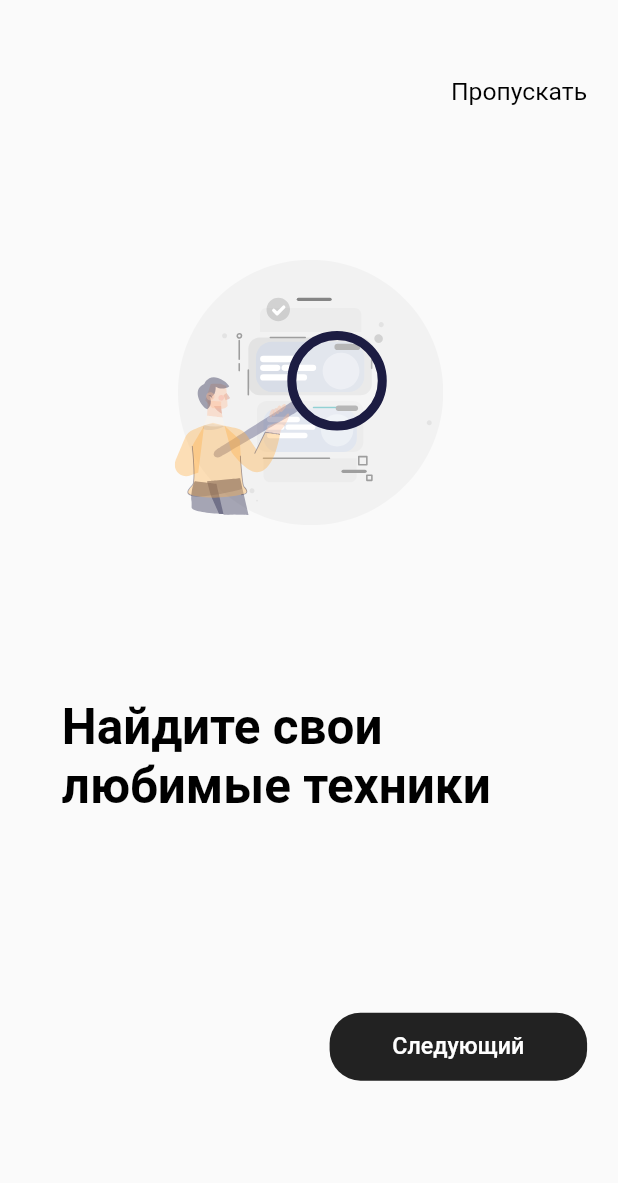
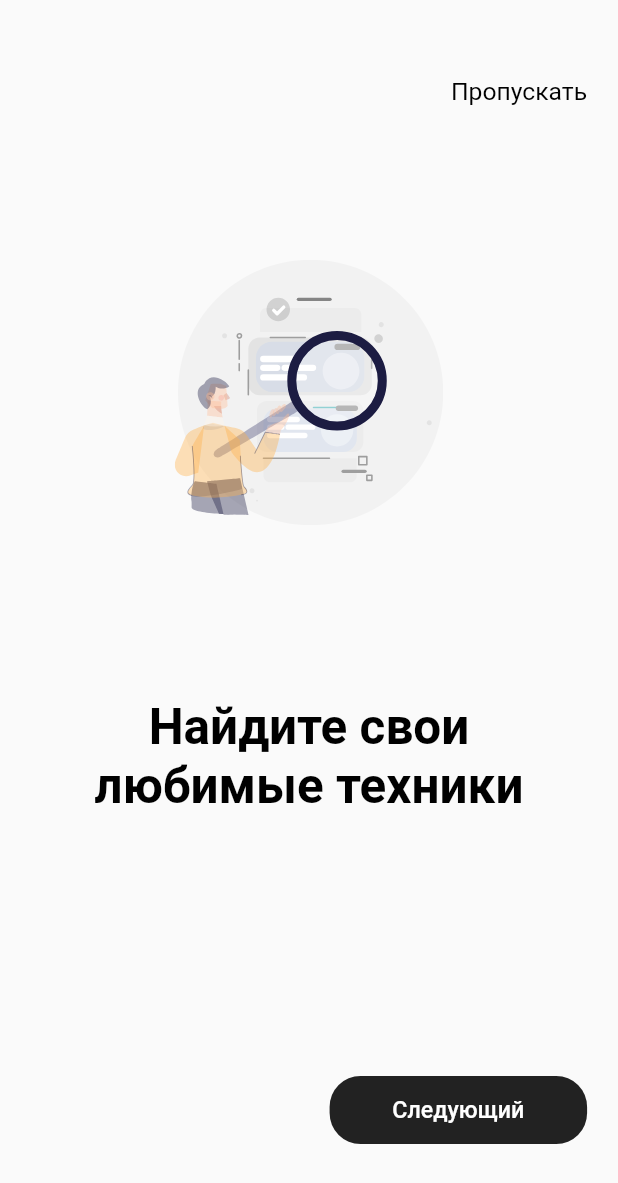
Before and after one commit to Ibrokihimbek/Ishonch-571, a Flutter app: the screen it shows after launch, on a phone screen of 412 x 824 dp. Shown: the top 1183 px of the screen. Run offline on Flutter 3.47's test engine with Material 2 defaults, Android fonts, the phone set to English and light mode, and no system bars; our stand-ins replace bloc, connectivity_plus, easy_localization, equatable, flutter_bloc, flutter_screenutil and 4 more.

Commit message:
update on boarding add product page

```diff
--- a/lib/screens/app_router.dart
+++ b/lib/screens/app_router.dart
@@ -1,13 +1,14 @@
 import 'package:flutter/material.dart';
 import 'package:ishonch/screens/bottom_nav/bottom_nav_page.dart';
-import 'package:ishonch/screens/onbording/onbording_page.dart';
+import 'package:ishonch/screens/bottom_nav/home/product_by_category/product_by_category.dart';
+import 'package:ishonch/screens/on_bording/on_bording_page.dart';
 import 'package:ishonch/screens/splash/splash_page.dart';
 
 abstract class RouteName {
   static const bottomNavigation = 'bottomNavigation';
   static const splash = 'splash';
   static const onbording = 'onbording';
-  // static const register = 'register';
+  static const productByCategory = 'productByCategory';
   // static const forgot = 'forgot';
   // static const home = 'home';
   // static const productInfo = 'productInfo';
@@ -16,6 +17,7 @@ abstract class RouteName {
   // static const successPayment = 'successPayment';
   // static const profile = 'profile';
 }
+
 class AppRoutes {
   static Route generateRoute(RouteSettings settings) {
     switch (settings.name) {
@@ -23,8 +25,8 @@ class AppRoutes {
         return MaterialPageRoute(builder: (_) => SplashPage());
       case RouteName.onbording:
         return MaterialPageRoute(builder: (_) => OnboardinPage());
-      // case RoutName.register:
-      //   return MaterialPageRoute(builder: (_) => RegisterPage());
+      case RouteName.productByCategory:
+        return MaterialPageRoute(builder: (_) => ProductByCategory());
       // case RoutName.forgot:
       //   return MaterialPageRoute(builder: (_) => ForgotPage());
       case RouteName.bottomNavigation:
--- /dev/null
+++ b/lib/screens/on_bording/on_bording_page.dart
@@ -0,0 +1,124 @@
+import 'package:easy_localization/easy_localization.dart';
+import 'package:flutter/material.dart';
+import 'package:flutter_screenutil/flutter_screenutil.dart';
+import 'package:ishonch/data/models/onbording_model/onbording_model.dart';
+import 'package:ishonch/data/storage_repository/storage_repository.dart';
+import 'package:ishonch/screens/app_router.dart';
+import 'package:ishonch/screens/on_bording/widgets/on_boarding_item.dart';
+import 'package:ishonch/utils/app_colors.dart';
+import 'package:ishonch/utils/text_style.dart';
+import 'package:shared_preferences/shared_preferences.dart';
+
+class OnboardinPage extends StatefulWidget {
+  const OnboardinPage({super.key});
+
+  @override
+  State<OnboardinPage> createState() => _OnboardinPageState();
+}
+
+int currentIndex = 0;
+PageController pageController = PageController();
+String nextButton = 'Keyingi'.tr();
+
+class _OnboardinPageState extends State<OnboardinPage> {
+  @override
+  Widget build(BuildContext context) {
+    return Scaffold(
+      body: SingleChildScrollView(
+        physics: const BouncingScrollPhysics(),
+        child: Column(
+          crossAxisAlignment: CrossAxisAlignment.start,
+          children: [
+            SizedBox(height: 50.h),
+            Row(
+              children: [
+                const Spacer(),
+                Padding(
+                  padding: const EdgeInsets.symmetric(horizontal: 20).r,
+                  child: InkWell(
+                    onTap: () {
+                      saveLogin(context);
+                    },
+                    child: Text(
+                      'Oʻtkazib yuborish'.tr(),
+                      style: fontRobotoW400(appcolor: AppColors.black)
+                          .copyWith(fontSize: 16.sp),
+                    ),
+                  ),
+                ),
+              ],
+            ),
+            SizedBox(height: 18.h),
+            SizedBox(
+              width: double.infinity,
+              height: 600.h,
+              child: PageView.builder(
+                onPageChanged: (index) {
+                  setState(() {
+                    currentIndex = index;
+                    if (currentIndex == 2) {
+                      nextButton = 'Boshlash'.tr();
+                    } else {
+                      nextButton = 'Keyingi'.tr();
+                    }
+                  });
+                },
+                physics: const BouncingScrollPhysics(),
+                controller: pageController,
+                itemCount: OnboardingModel.onboard.length,
+                itemBuilder: (BuildContext context, int index) {
+                  return OnBoardingItem(
+                      onboard: OnboardingModel.onboard[index]);
+                },
+              ),
+            ),
+            SizedBox(height: 10.h),
+            Padding(
+              padding: const EdgeInsets.symmetric(horizontal: 20).r,
+              child: Row(
+                children: [
+                  const Spacer(),
+                  InkWell(
+                    onTap: () {
+                      if (currentIndex == 1) {
+                        nextButton = 'Boshlash'.tr();
+                      }
+                      if (currentIndex == 2) {
+                        saveLogin(context);
+                      }
+                      setState(() {
+                        pageController.nextPage(
+                            duration: const Duration(seconds: 1),
+                            curve: Curves.ease);
+                      });
+                    },
+                    child: AnimatedContainer(
+                      duration: const Duration(milliseconds: 500),
+                      width: nextButton == 'Keyingi'.tr() ? 150.w : 200.w,
+                      height: 44.h,
+                      decoration: BoxDecoration(
+                          borderRadius: BorderRadius.circular(20.r),
+                          color: AppColors.C_222222),
+                      child: Center(
+                        child: Text(
+                          nextButton,
+                          style: fontRobotoW500(appcolor: AppColors.white)
+                              .copyWith(fontSize: 15.sp),
+                        ),
+                      ),
+                    ),
+                  ),
+                ],
+              ),
+            ),
+          ],
+        ),
+      ),
+    );
+  }
+
+  void saveLogin(context) async {
+    StorageRepository.putBool("first_time", true);
+    Navigator.pushReplacementNamed(context, RouteName.bottomNavigation);
+  }
+}
--- /dev/null
+++ b/lib/screens/on_bording/widgets/on_boarding_item.dart
@@ -0,0 +1,37 @@
+import 'package:easy_localization/easy_localization.dart';
+import 'package:flutter/material.dart';
+import 'package:flutter_screenutil/flutter_screenutil.dart';
+import 'package:ishonch/data/models/onbording_model/onbording_model.dart';
+import 'package:ishonch/utils/app_colors.dart';
+import 'package:ishonch/utils/text_style.dart';
+import 'package:lottie/lottie.dart';
+
+class OnBoardingItem extends StatelessWidget {
+  final OnboardingModel onboard;
+  const OnBoardingItem({super.key, required this.onboard});
+
+  @override
+  Widget build(BuildContext context) {
+    return Column(
+      children: [
+        SizedBox(height: 10.h),
+        Lottie.asset(onboard.lottieName, width: 287.w),
+        SizedBox(height: 40.h),
+        Padding(
+          padding: const EdgeInsets.symmetric(horizontal: 40).r,
+          child: SizedBox(
+            width: double.infinity,
+            child: Center(
+              child: Text(
+                onboard.title.tr(),
+                textAlign: TextAlign.center,
+                style: fontRobotoW700(appcolor: AppColors.black)
+                    .copyWith(fontSize: 32.sp),
+              ),
+            ),
+          ),
+        ),
+      ],
+    );
+  }
+}
--- a/pubspec.yaml
+++ b/pubspec.yaml
@@ -26,6 +26,7 @@ dependencies:
   flutter_bloc: ^8.1.1
   equatable: ^2.0.5
   connectivity_plus: ^3.0.3
+  zoom_tap_animation: ^1.1.0
 
 dev_dependencies:
   flutter_test:
```
Also changed, not shown: lib/data/storage_repository/storage_repository.dart (+55 -27 lines), lib/main.dart (+7 -0 lines), lib/screens/bottom_nav/home/product_by_category/product_by_category.dart (added, +47 -0 lines), lib/screens/bottom_nav/home/product_by_category/widgets/product_item.dart (added, +81 -0 lines), lib/screens/splash/splash_page.dart (+9 -17 lines), pubspec.lock.
